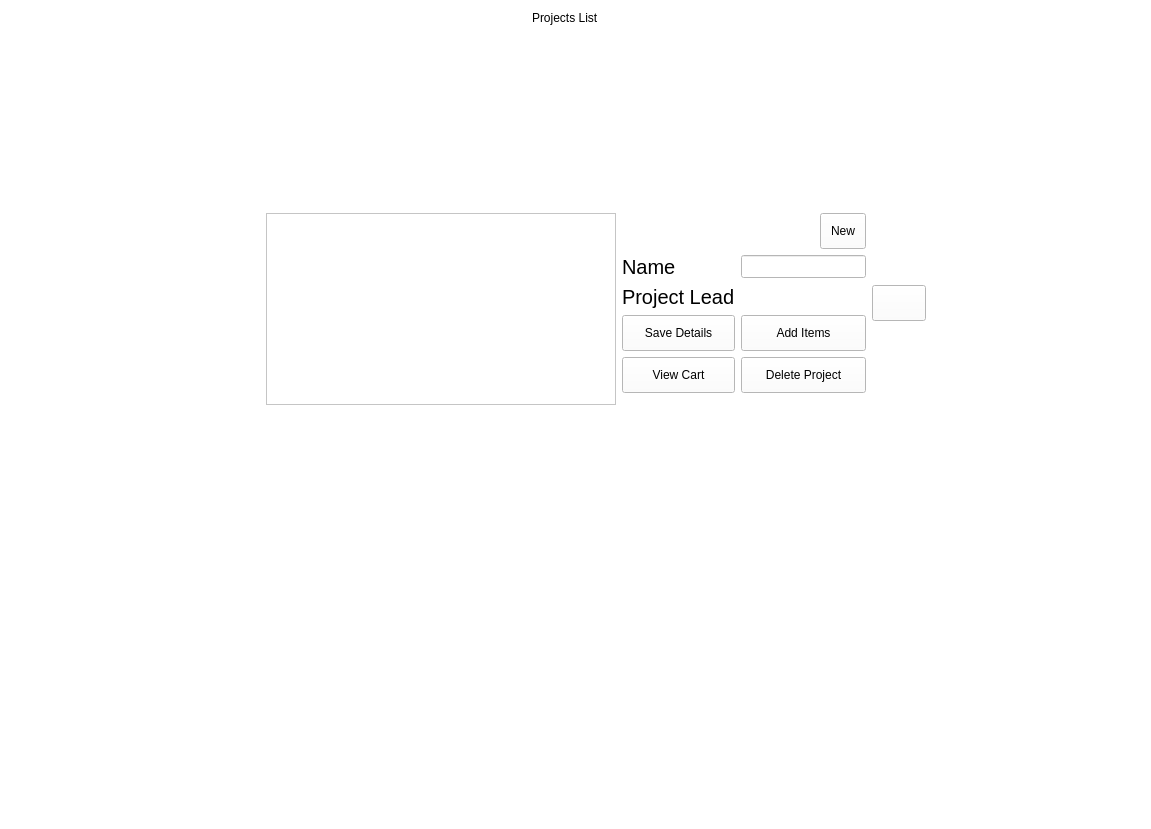
This is projectsBrowser.ui in arc-bphc/sims-gui as Qt 5 draws it before an edit. The edited form follows.
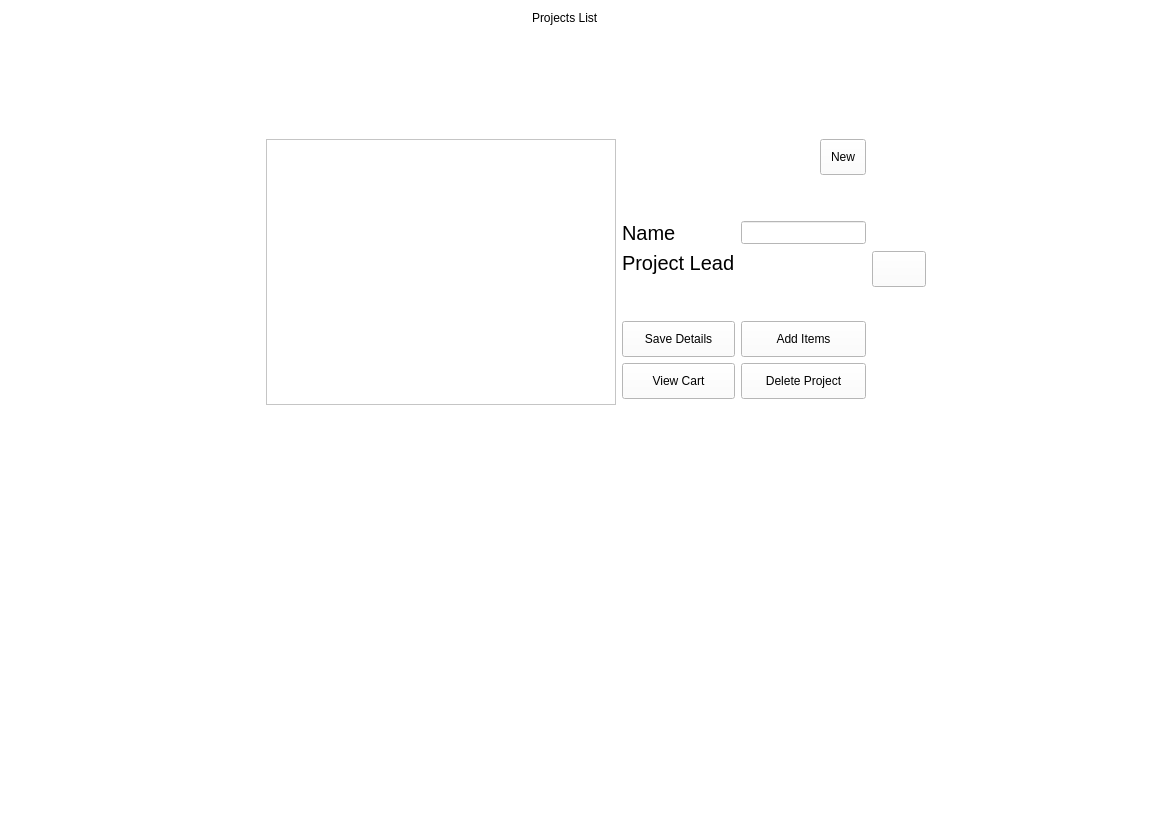
This is the edited form. Icons and pictures are not drawn.

```diff
--- a/projectsBrowser.ui
+++ b/projectsBrowser.ui
@@ -110,31 +110,6 @@
        <property name="sizeConstraint">
         <enum>QLayout::SetFixedSize</enum>
        </property>
-       <item row="5" column="1">
-        <widget class="QPushButton" name="deleteButton">
-         <property name="focusPolicy">
-          <enum>Qt::NoFocus</enum>
-         </property>
-         <property name="autoFillBackground">
-          <bool>false</bool>
-         </property>
-         <property name="text">
-          <string>Delete Project</string>
-         </property>
-        </widget>
-       </item>
-       <item row="2" column="0">
-        <widget class="QLabel" name="label_5">
-         <property name="font">
-          <font>
-           <pointsize>15</pointsize>
-          </font>
-         </property>
-         <property name="text">
-          <string>Name</string>
-         </property>
-        </widget>
-       </item>
        <item row="3" column="0">
         <widget class="QLabel" name="label_10">
          <property name="font">
@@ -147,7 +122,7 @@
          </property>
         </widget>
        </item>
-       <item row="5" column="0">
+       <item row="6" column="0">
         <widget class="QPushButton" name="ViewCart">
          <property name="font">
           <font>
@@ -162,10 +137,22 @@
          </property>
         </widget>
        </item>
+       <item row="2" column="0">
+        <widget class="QLabel" name="label_5">
+         <property name="font">
+          <font>
+           <pointsize>15</pointsize>
+          </font>
+         </property>
+         <property name="text">
+          <string>Name</string>
+         </property>
+        </widget>
+       </item>
        <item row="2" column="1">
         <widget class="QLineEdit" name="name">
          <property name="enabled">
-          <bool>false</bool>
+          <bool>true</bool>
          </property>
          <property name="font">
           <font>
@@ -174,26 +161,6 @@
          </property>
         </widget>
        </item>
-       <item row="4" column="1">
-        <widget class="QPushButton" name="Inventory">
-         <property name="focusPolicy">
-          <enum>Qt::NoFocus</enum>
-         </property>
-         <property name="text">
-          <string>Add Items</string>
-         </property>
-        </widget>
-       </item>
-       <item row="4" column="0">
-        <widget class="QPushButton" name="saveButton">
-         <property name="focusPolicy">
-          <enum>Qt::NoFocus</enum>
-         </property>
-         <property name="text">
-          <string>Save Details</string>
-         </property>
-        </widget>
-       </item>
        <item row="0" column="1">
         <layout class="QHBoxLayout" name="horizontalLayout">
          <item>
@@ -231,6 +198,29 @@
          </item>
         </layout>
        </item>
+       <item row="6" column="1">
+        <widget class="QPushButton" name="deleteButton">
+         <property name="focusPolicy">
+          <enum>Qt::NoFocus</enum>
+         </property>
+         <property name="autoFillBackground">
+          <bool>false</bool>
+         </property>
+         <property name="text">
+          <string>Delete Project</string>
+         </property>
+        </widget>
+       </item>
+       <item row="5" column="0">
+        <widget class="QPushButton" name="saveButton">
+         <property name="focusPolicy">
+          <enum>Qt::NoFocus</enum>
+         </property>
+         <property name="text">
+          <string>Save Details</string>
+         </property>
+        </widget>
+       </item>
        <item row="3" column="1">
         <layout class="QVBoxLayout" name="verticalLayout">
          <item>
@@ -247,10 +237,49 @@
          </item>
         </layout>
        </item>
+       <item row="5" column="1">
+        <widget class="QPushButton" name="Inventory">
+         <property name="focusPolicy">
+          <enum>Qt::NoFocus</enum>
+         </property>
+         <property name="text">
+          <string>Add Items</string>
+         </property>
+        </widget>
+       </item>
+       <item row="4" column="0">
+        <spacer name="verticalSpacer_2">
+         <property name="orientation">
+          <enum>Qt::Vertical</enum>
+         </property>
+         <property name="sizeHint" stdset="0">
+          <size>
+           <width>20</width>
+           <height>40</height>
+          </size>
+         </property>
+        </spacer>
+       </item>
+       <item row="1" column="1">
+        <spacer name="verticalSpacer_3">
+         <property name="orientation">
+          <enum>Qt::Vertical</enum>
+         </property>
+         <property name="sizeHint" stdset="0">
+          <size>
+           <width>20</width>
+           <height>40</height>
+          </size>
+         </property>
+        </spacer>
+       </item>
       </layout>
      </item>
      <item row="3" column="5">
       <widget class="QPushButton" name="pushButton">
+       <property name="focusPolicy">
+        <enum>Qt::NoFocus</enum>
+       </property>
        <property name="text">
         <string/>
        </property>
```
